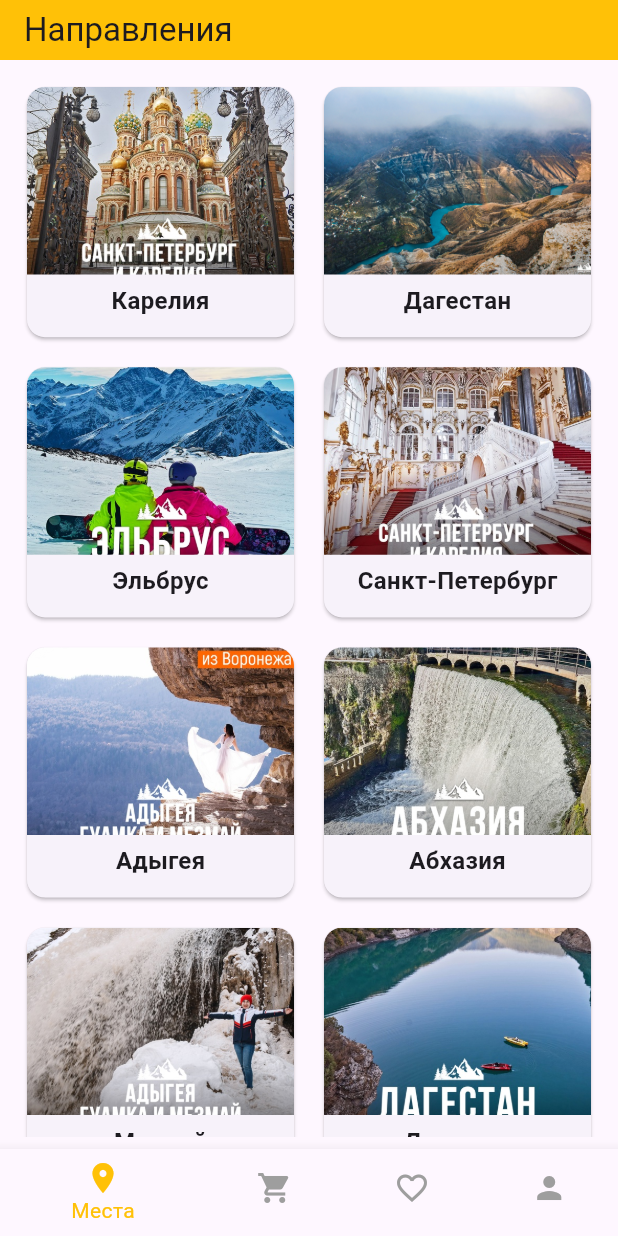
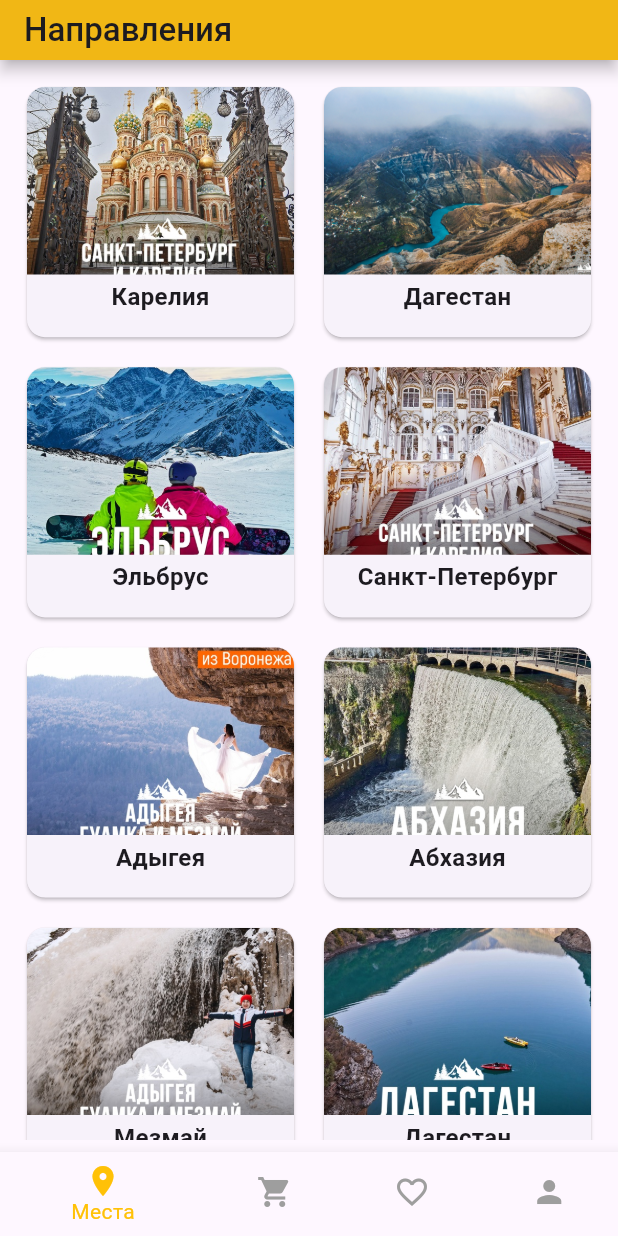
Before and after one commit to nkgrz/TravelApp, a Flutter app: the screen it shows after launch, on a phone screen of 412 x 824 dp. Run offline on Flutter 3.47's test engine with Material 3 defaults, Android fonts, the light colour scheme and no system bars; our stand-ins replace firebase_auth, firebase_core, firebase_storage, image_picker, permission_handler, shared_preferences; accounts and stored records are empty; project files that could hold a hidden picture were left out.

Commit message:
Minor fixes and improvements

```diff
--- a/lib/main.dart
+++ b/lib/main.dart
@@ -21,12 +21,22 @@ class TravelAgencyApp extends StatelessWidget {
     return MaterialApp(
       home: const MainScreen(),
       theme: ThemeData(
+        textTheme: const TextTheme(
+          // Межстрочный интервал(после обновления Flutter по умолчанию 1.5 или 2 по ощущениям)
+          bodyLarge: TextStyle(height: 1.2),
+          bodyMedium: TextStyle(height: 1.2),
+        ),
         appBarTheme: const AppBarTheme(
           toolbarHeight: 40.0, // Высота AppBar
           color: Colors.amber, // Цвет AppBar
+          shadowColor: Colors.black, // Цвет тени
+          elevation: 4, // высота тени
         ),
+        materialTapTargetSize: MaterialTapTargetSize.shrinkWrap, // тень AppBar
         elevatedButtonTheme: ElevatedButtonThemeData(
           style: ElevatedButton.styleFrom(
+            // backgroundColor: const Color.fromARGB(255, 58, 104, 185),
+            // textStyle: const TextStyle(color: Colors.white),
             shape: RoundedRectangleBorder(
               borderRadius: BorderRadius.circular(20),
             ),
@@ -47,10 +57,10 @@ class MainScreen extends StatefulWidget {
   const MainScreen({super.key});
 
   @override
-  _MainScreenState createState() => _MainScreenState();
+  MainScreenState createState() => MainScreenState();
 }
 
-class _MainScreenState extends State<MainScreen> {
+class MainScreenState extends State<MainScreen> {
   int _currentIndex = 0;
 
   final List<Widget> _tabs = [
@@ -106,7 +116,8 @@ class RegionsScreen extends StatelessWidget {
   Widget build(BuildContext context) {
     return Scaffold(
       appBar: AppBar(
-        title: const Text('Направления'),
+        title: const Text('Направления',
+            style: TextStyle(fontWeight: FontWeight.w500)),
       ),
       body: const RegionsList(), // Показывает плашки с регионами
     );
@@ -120,14 +131,12 @@ class CartScreen extends StatelessWidget {
   Widget build(BuildContext context) {
     return Scaffold(
         appBar: AppBar(
-          title: const Text('Корзина'),
+          title: const Text('Корзина',
+              style: TextStyle(fontWeight: FontWeight.w500)),
         ),
         body: const Padding(
           // Отступ между AppBar и первым элементом
-          padding: EdgeInsets.only(
-              top: 10,
-              left: 7,
-              right: 7),
+          padding: EdgeInsets.only(top: 10, left: 7, right: 7),
           child: CartList(),
         ));
   }
@@ -140,14 +149,12 @@ class Favourites extends StatelessWidget {
   Widget build(BuildContext context) {
     return Scaffold(
         appBar: AppBar(
-          title: const Text('Избранное'),
+          title: const Text('Избранное',
+              style: TextStyle(fontWeight: FontWeight.w500)),
         ),
         body: const Padding(
           // Отступ между AppBar и первым элементом
-          padding: EdgeInsets.only(
-              top: 10,
-              left: 7,
-              right: 7),
+          padding: EdgeInsets.only(top: 10, left: 7, right: 7),
           child: FavouritesList(),
         ));
   }
--- a/lib/screens/favourites_screen.dart
+++ b/lib/screens/favourites_screen.dart
@@ -38,8 +38,8 @@ class _FavouritesListState extends State<FavouritesList> {
                         (region) => region.id == favouritesRegionID.elementAt(index));
 
                     String description = regionInfo.description;
-                    if (description.length > 35) {
-                      description = '${description.substring(0, 35)}...';
+                    if (description.length > 30) {
+                      description = '${description.substring(0, 30)}...';
                     }
 
                     return Column(
--- a/lib/screens/profile/auth_form.dart
+++ b/lib/screens/profile/auth_form.dart
@@ -1,4 +1,3 @@
-// Импорт необходимых библиотек
 import 'package:flutter/material.dart';
 import 'package:firebase_auth/firebase_auth.dart';
 import 'package:travel_app/services/auth_service.dart';
@@ -18,11 +17,11 @@ class AuthForm extends StatefulWidget {
   }) : super(key: key);
 
   @override
-  _AuthFormState createState() => _AuthFormState();
+  AuthFormState createState() => AuthFormState();
 }
 
 // Состояние виджета формы аутентификации
-class _AuthFormState extends State<AuthForm> {
+class AuthFormState extends State<AuthForm> {
   final _emailController = TextEditingController(); // Контроллер для поля ввода e-mail
   final _passwordController = TextEditingController(); // Контроллер для поля ввода пароля
   final _nameController = TextEditingController(); // Контроллер для поля ввода имени пользователя
--- a/lib/screens/regions_screen.dart
+++ b/lib/screens/regions_screen.dart
@@ -43,7 +43,7 @@ class RegionCard extends StatelessWidget {
               ),
               Padding(
                 padding: const EdgeInsets.all(
-                    6.0), // высота подложки для названий карточек
+                    5.5), // Отступы от текста со всех сторон в названии карточки
                 child: Text(
                   regionInfo.name,
                   style: const TextStyle(
@@ -90,10 +90,10 @@ class RegionsList extends StatefulWidget {
   const RegionsList({super.key});
 
   @override
-  _RegionsListState createState() => _RegionsListState();
+  RegionsListState createState() => RegionsListState();
 }
 
-class _RegionsListState extends State<RegionsList> {
+class RegionsListState extends State<RegionsList> {
   @override
   void initState() {
     super.initState();
```
Also changed, not shown: lib/screens/cart_screen.dart (+7 -5 lines), lib/screens/profile/edit_profile_screen.dart (+5 -6 lines), lib/screens/profile/profile_screen.dart (+15 -10 lines), pubspec.yaml (+9 -0 lines), assets/fonts/NotoSans/NotoSans-ExtraLight.ttf (added), assets/fonts/NotoSans/NotoSans-ExtraLightItalic.ttf (added), assets/fonts/NotoSans/NotoSans-Light.ttf (added), assets/fonts/NotoSans/NotoSans-Medium.ttf (added), assets/fonts/NotoSans/NotoSans-Regular.ttf (added), assets/fonts/NotoSans/NotoSans-Thin.ttf (added).
